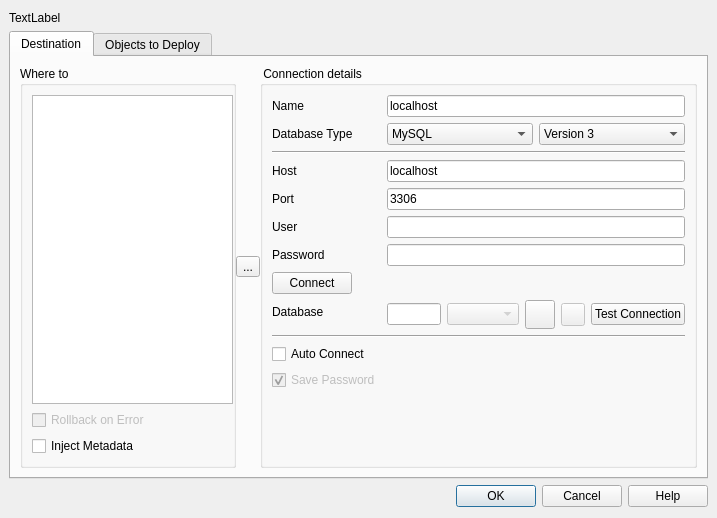
Qt form src/gui/InjectSqlDialog.ui (fritzone/ddm) before a commit.
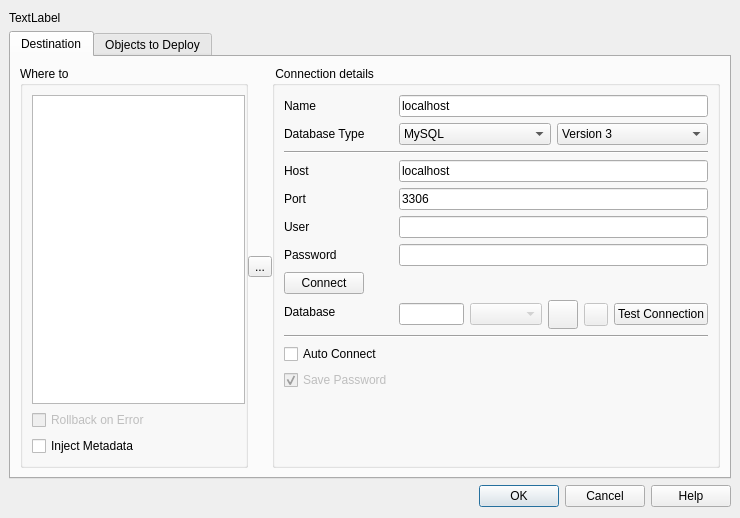
The same form after that commit. Icons and pictures are not drawn.

```diff
--- a/src/gui/InjectSqlDialog.ui
+++ b/src/gui/InjectSqlDialog.ui
@@ -6,7 +6,7 @@
    <rect>
     <x>0</x>
     <y>0</y>
-    <width>717</width>
+    <width>740</width>
     <height>518</height>
    </rect>
   </property>
```
Left out of the diff: 20 changed lines with no effect on the pictures.
